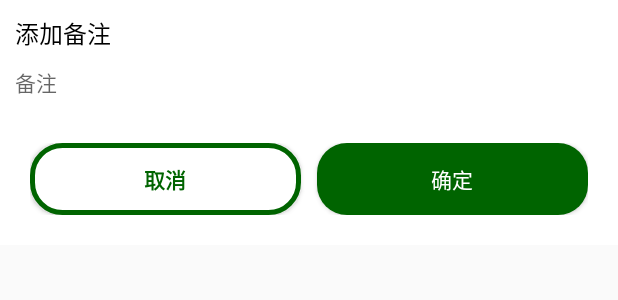
After one commit to Timorcc/tally_-, an Android app: the layout dialog_beizhu.xml on its own in the app's theme, with its tools: preview values and no code run, on a phone screen of 412 x 824 dp. The commit adds this screen. Shown: the top 300 px of the screen. Run offline under Robolectric (Android 15) with nearby library versions, the phone set to English and light mode, and no system bars.

Commit message:
p9 finished

```diff
--- a/app/src/main/java/com/example/tally/db/DBOpenHelper.java
+++ b/app/src/main/java/com/example/tally/db/DBOpenHelper.java
@@ -17,9 +17,13 @@ public class DBOpenHelper extends SQLiteOpenHelper {
     @Override
     public void onCreate(SQLiteDatabase db) {
         //创建表示类型的表
-        String sql = "create table typetb(id integer primary key autoincrement ,typename varchar(10),imageId integer,sImageId integer,kind integer)";
+        String sql = "create table typetb(id integer primary key autoincrement,typename varchar(10),imageId integer,sImageId integer,kind integer)";
         db.execSQL(sql);
         insertType(db);
+
+        //创建记账表
+        String sql1 = "create table accounttb(id integer primary key autoincrement,typename varchar(10),sImageId integer,beizhu varchar(80),money float,time varchar(60),year integer,month integer,day integer,kind integer)";
+        db.execSQL(sql1);
 
     }
 
--- a/app/src/main/java/com/example/tally/frag_record/IncomeFragment.java
+++ b/app/src/main/java/com/example/tally/frag_record/IncomeFragment.java
@@ -33,6 +33,7 @@ public class IncomeFragment extends BaseRecordFragment {
 
     @Override
     public void saveAccountToDB() {
-
+        accountBean.setKind(1);
+        DBManager.insertItemToAccounttb(accountBean);
     }
 }
--- /dev/null
+++ b/app/src/main/res/drawable/dialog_btn_bg.xml
@@ -0,0 +1,10 @@
+<?xml version="1.0" encoding="utf-8"?>
+<shape xmlns:android="http://schemas.android.com/apk/res/android"
+    android:shape="rectangle">
+
+    <corners android:radius="20dp" />
+    <solid android:color="@color/white" />
+    <stroke
+        android:width="3dp"
+        android:color="@color/green_006400" />
+</shape>
--- /dev/null
+++ b/app/src/main/res/layout/dialog_beizhu.xml
@@ -0,0 +1,58 @@
+<?xml version="1.0" encoding="utf-8"?>
+<RelativeLayout xmlns:android="http://schemas.android.com/apk/res/android"
+    android:layout_width="match_parent"
+    android:layout_height="wrap_content"
+    android:background="@color/white"
+    android:padding="10dp">
+
+    <TextView
+        android:id="@+id/dialog_beizhu_tv"
+        android:layout_width="wrap_content"
+        android:layout_height="wrap_content"
+        android:text="@string/add_remark"
+        android:textColor="@color/black"
+        android:textSize="16sp" />
+
+    <EditText
+        android:id="@+id/dialog_beizhu_et"
+        android:layout_width="match_parent"
+        android:layout_height="wrap_content"
+        android:layout_below="@id/dialog_beizhu_tv"
+        android:layout_marginTop="10dp"
+        android:layout_marginBottom="20dp"
+        android:background="@color/white"
+        android:hint="@string/remark"
+        android:textSize="14sp">
+        <!--代表获取焦点-->
+        <requestFocus />
+    </EditText>
+
+    <LinearLayout
+        android:layout_width="match_parent"
+        android:layout_height="wrap_content"
+        android:layout_below="@id/dialog_beizhu_et"
+        android:orientation="horizontal"
+        android:padding="10dp">
+
+        <Button
+            android:id="@+id/dialog_beizhu_btn_cancel"
+            android:layout_width="0dp"
+            android:layout_height="wrap_content"
+            android:layout_marginEnd="5dp"
+            android:layout_weight="1"
+            android:background="@drawable/dialog_btn_bg"
+            android:text="@string/cancel"
+            android:textColor="@color/green_006400"
+            android:textStyle="bold" />
+
+        <Button
+            android:id="@+id/dialog_beizhu_btn_ensure"
+            android:layout_width="0dp"
+            android:layout_height="wrap_content"
+            android:layout_marginLeft="5dp"
+            android:layout_weight="1"
+            android:background="@drawable/main_recordbtn_bg"
+            android:text="@string/ensure"
+            android:textColor="@color/white" />
+    </LinearLayout>
+</RelativeLayout>
--- a/app/src/main/res/values/strings.xml
+++ b/app/src/main/res/values/strings.xml
@@ -5,6 +5,11 @@
     <string name="month_in">本月收入</string>
     <string name="budget">预算剩余</string>
     <string name="seeExcel">查看表格</string>
+    <string name="add_remark">添加备注</string>
+    <string name="remark">备注</string>
+    <string name="ensure">确定</string>
+    <string name="cancel">取消</string>
+
 
     <!-- TODO: Remove or change this placeholder text -->
     <string name="hello_blank_fragment">Hello blank fragment</string>
```
Also changed, not shown: app/src/main/java/com/example/tally/db/DBManager.java (+32 -0 lines), app/src/main/java/com/example/tally/frag_record/BaseRecordFragment.java (+34 -3 lines), app/src/main/java/com/example/tally/frag_record/OutcomeFragment.java (+2 -7 lines), app/src/main/java/com/example/tally/utils/BeiZhuDialog.java (added, +97 -0 lines).
